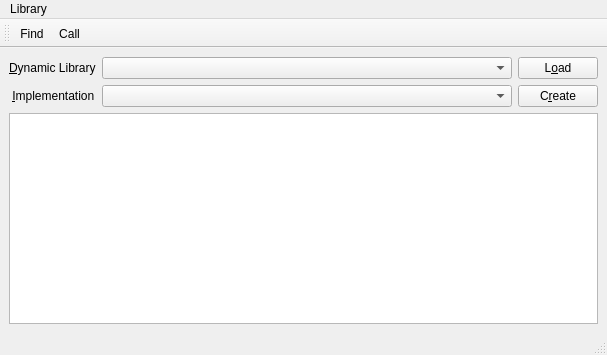
The window that rt-shared-lib/app/src/mainwindow.ui (Scanframe/sf-mod-app) describes before a commit, drawn with Qt 5.
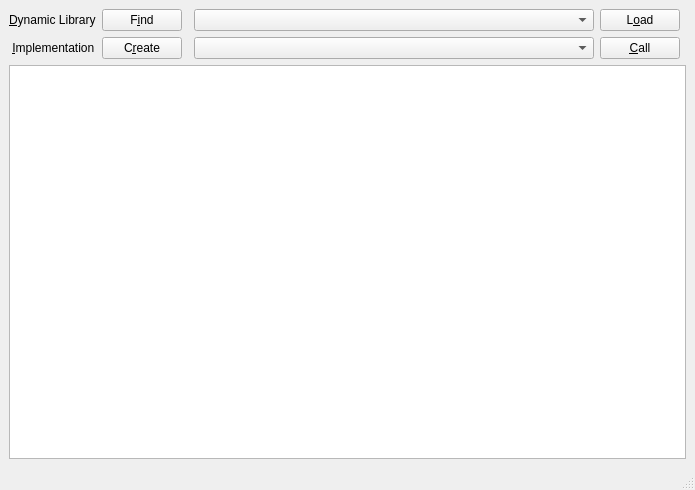
The same window after the commit.

Commit message: Changed u_int64_t to uint64_t for fix of Windows target. Remove not needed GUI elements and tab order.

Patch:
```diff
--- a/rt-shared-lib/app/src/mainwindow.ui
+++ b/rt-shared-lib/app/src/mainwindow.ui
@@ -6,8 +6,8 @@
    <rect>
     <x>0</x>
     <y>0</y>
-    <width>607</width>
-    <height>355</height>
+    <width>695</width>
+    <height>490</height>
    </rect>
   </property>
   <property name="sizePolicy">
@@ -24,46 +24,6 @@
   </property>
   <widget class="QWidget" name="centralwidget">
    <layout class="QGridLayout" name="gridLayout">
-    <item row="0" column="0">
-     <widget class="QLabel" name="labelNameLibrary">
-      <property name="sizePolicy">
-       <sizepolicy hsizetype="Minimum" vsizetype="Minimum">
-        <horstretch>0</horstretch>
-        <verstretch>0</verstretch>
-       </sizepolicy>
-      </property>
-      <property name="text">
-       <string>&amp;Dynamic Library</string>
-      </property>
-      <property name="buddy">
-       <cstring>comboBoxLibrary</cstring>
-      </property>
-     </widget>
-    </item>
-    <item row="0" column="1">
-     <widget class="QComboBox" name="comboBoxLibrary">
-      <property name="sizePolicy">
-       <sizepolicy hsizetype="MinimumExpanding" vsizetype="Fixed">
-        <horstretch>0</horstretch>
-        <verstretch>0</verstretch>
-       </sizepolicy>
-      </property>
-     </widget>
-    </item>
-    <item row="0" column="2">
-     <widget class="QPushButton" name="pushButtonLoad">
-      <property name="text">
-       <string>L&amp;oad</string>
-      </property>
-     </widget>
-    </item>
-    <item row="2" column="0" colspan="3">
-     <widget class="QListView" name="listViewLog">
-      <property name="editTriggers">
-       <set>QAbstractItemView::NoEditTriggers</set>
-      </property>
-     </widget>
-    </item>
     <item row="1" column="0">
      <widget class="QLabel" name="labelNameClass">
       <property name="sizePolicy">
@@ -80,7 +40,21 @@
       </property>
      </widget>
     </item>
-    <item row="1" column="1">
+    <item row="2" column="0" colspan="6">
+     <widget class="QListView" name="listViewLog">
+      <property name="editTriggers">
+       <set>QAbstractItemView::NoEditTriggers</set>
+      </property>
+     </widget>
+    </item>
+    <item row="0" column="1">
+     <widget class="QPushButton" name="pushButtonFind">
+      <property name="text">
+       <string extracomment="Find libraries that can be loaded.">F&amp;ind</string>
+      </property>
+     </widget>
+    </item>
+    <item row="1" column="3">
      <widget class="QComboBox" name="comboBoxClass">
       <property name="sizePolicy">
        <sizepolicy hsizetype="MinimumExpanding" vsizetype="Fixed">
@@ -90,65 +64,56 @@
       </property>
      </widget>
     </item>
-    <item row="1" column="2">
+    <item row="0" column="3">
+     <widget class="QComboBox" name="comboBoxLibrary">
+      <property name="sizePolicy">
+       <sizepolicy hsizetype="MinimumExpanding" vsizetype="Fixed">
+        <horstretch>0</horstretch>
+        <verstretch>0</verstretch>
+       </sizepolicy>
+      </property>
+     </widget>
+    </item>
+    <item row="1" column="1">
      <widget class="QPushButton" name="pushButtonCreate">
       <property name="text">
        <string>C&amp;reate</string>
       </property>
      </widget>
     </item>
+    <item row="0" column="0">
+     <widget class="QLabel" name="labelNameLibrary">
+      <property name="sizePolicy">
+       <sizepolicy hsizetype="Minimum" vsizetype="Minimum">
+        <horstretch>0</horstretch>
+        <verstretch>0</verstretch>
+       </sizepolicy>
+      </property>
+      <property name="text">
+       <string>&amp;Dynamic Library</string>
+      </property>
+      <property name="buddy">
+       <cstring>comboBoxLibrary</cstring>
+      </property>
+     </widget>
+    </item>
+    <item row="0" column="4">
+     <widget class="QPushButton" name="pushButtonLoad">
+      <property name="text">
+       <string>L&amp;oad</string>
+      </property>
+     </widget>
+    </item>
+    <item row="1" column="4">
+     <widget class="QPushButton" name="pushButtonCall">
+      <property name="text">
+       <string>&amp;Call</string>
+      </property>
+     </widget>
+    </item>
    </layout>
   </widget>
-  <widget class="QMenuBar" name="menubar">
-   <property name="geometry">
-    <rect>
-     <x>0</x>
-     <y>0</y>
-     <width>607</width>
-     <height>29</height>
-    </rect>
-   </property>
-   <widget class="QMenu" name="menuLibrary">
-    <property name="title">
-     <string>Library</string>
-    </property>
-    <addaction name="actionFindLibs"/>
-   </widget>
-   <addaction name="menuLibrary"/>
-  </widget>
   <widget class="QStatusBar" name="statusbar"/>
-  <widget class="QToolBar" name="toolBar">
-   <property name="windowTitle">
-    <string>toolBar</string>
-   </property>
-   <property name="toolButtonStyle">
-    <enum>Qt::ToolButtonTextBesideIcon</enum>
-   </property>
-   <attribute name="toolBarArea">
-    <enum>TopToolBarArea</enum>
-   </attribute>
-   <attribute name="toolBarBreak">
-    <bool>false</bool>
-   </attribute>
-   <addaction name="actionFindLibs"/>
-   <addaction name="actionCall"/>
-  </widget>
-  <action name="actionFindLibs">
-   <property name="text">
-    <string>&amp;Find</string>
-   </property>
-   <property name="toolTip">
-    <string>Find libraries to populate the list</string>
-   </property>
-  </action>
-  <action name="actionCall">
-   <property name="text">
-    <string>&amp;Call</string>
-   </property>
-   <property name="toolTip">
-    <string>Calls a virtual function the derived class.</string>
-   </property>
-  </action>
  </widget>
  <tabstops>
   <tabstop>comboBoxLibrary</tabstop>
```
Left out of the diff: 4 changed lines with no effect on the pictures. The commit also changes 6 other files.
